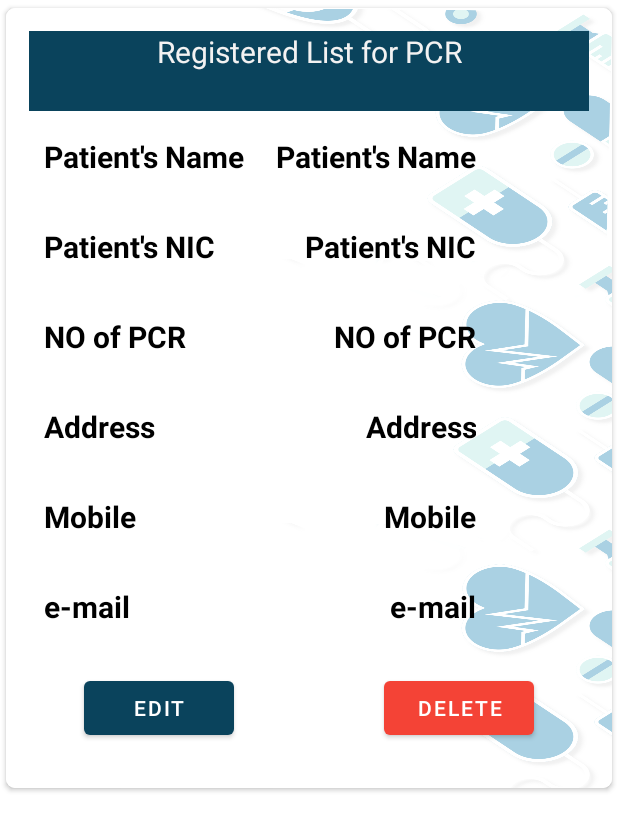
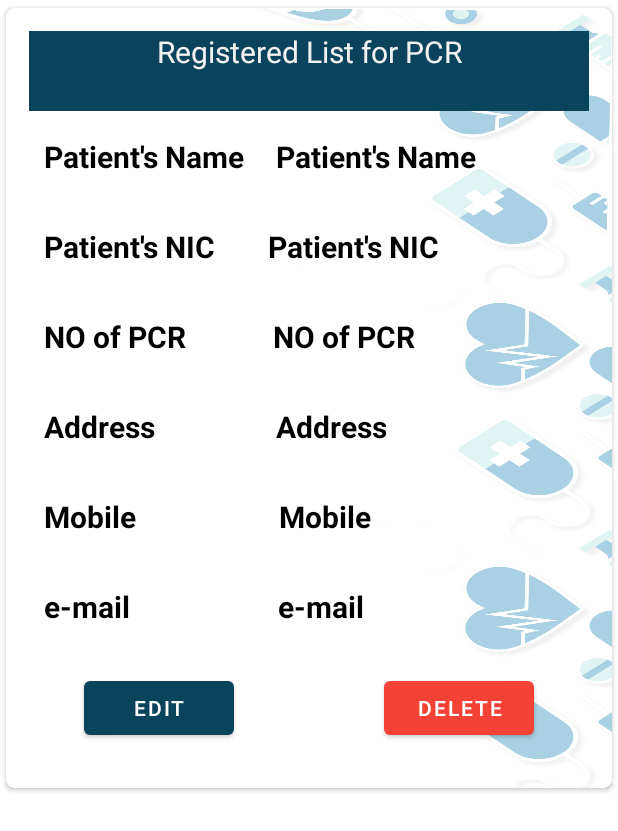
Before and after one commit to DevshanL/AdIKTHealthcareApp, an Android app: the layout main_item.xml on its own in the app's theme, with its tools: preview values and no code run, on a phone screen of 412 x 824 dp. Shown: the top 831 px of the screen. Run offline under Robolectric (Android 15) with nearby library versions, the phone set to English and light mode, and no system bars.

Commit message:
changed textfeilds of register list

```diff
--- a/app/src/main/res/layout/main_item.xml
+++ b/app/src/main/res/layout/main_item.xml
@@ -80,7 +80,7 @@
             android:layout_width="match_parent"
             android:layout_height="wrap_content"
             android:layout_marginTop="130dp"
-            android:layout_marginRight="75dp"
+            android:layout_marginRight="100dp"
             android:gravity="right"
             android:text="Patient's NIC"
             android:textColor="#000"
@@ -108,7 +108,7 @@
             android:layout_width="match_parent"
             android:layout_height="wrap_content"
             android:layout_marginTop="190dp"
-            android:layout_marginRight="75dp"
+            android:layout_marginRight="116dp"
             android:gravity="right"
             android:text="NO of PCR"
             android:textColor="#000"
@@ -135,7 +135,7 @@
             android:layout_width="match_parent"
             android:layout_height="wrap_content"
             android:layout_marginTop="250dp"
-            android:layout_marginRight="75dp"
+            android:layout_marginRight="135dp"
             android:gravity="right"
             android:text="Address"
             android:textColor="#000"
@@ -162,7 +162,7 @@
             android:layout_width="match_parent"
             android:layout_height="wrap_content"
             android:layout_marginTop="310dp"
-            android:layout_marginRight="75dp"
+            android:layout_marginRight="145dp"
             android:gravity="right"
             android:text="Mobile"
             android:textColor="#000"
@@ -189,7 +189,7 @@
             android:layout_width="match_parent"
             android:layout_height="wrap_content"
             android:layout_marginTop="370dp"
-            android:layout_marginRight="75dp"
+            android:layout_marginRight="150dp"
             android:gravity="right"
             android:text="e-mail"
             android:textColor="#000"
```
